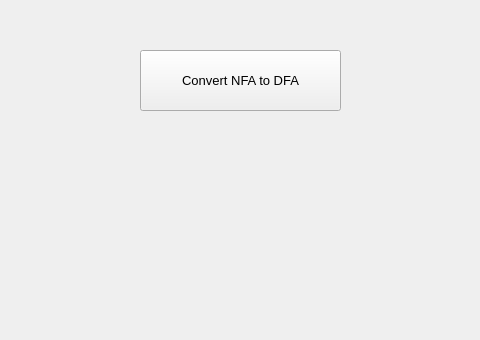
Before: the Qt Designer form UI Files/MainScreen.ui in Ahmed-Sameh-MM/Automata-Project, drawn with Qt 5; both pictures show x 270 to 750 and y 360 to 700 of the 1000 by 700 pixel window.
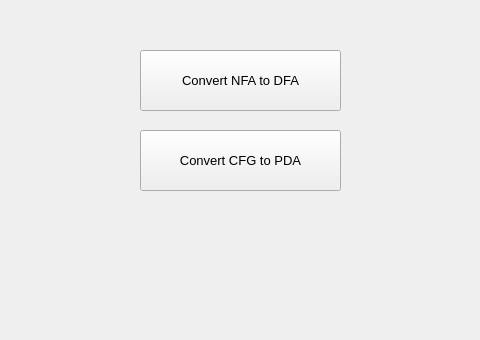
After: the same form once the commit is applied. Icons and pictures are not drawn.

Commit message: Added CFG to PDA GUI and some Error Handling

What changed in the file:
```diff
--- a/UI Files/MainScreen.ui
+++ b/UI Files/MainScreen.ui
@@ -72,6 +72,24 @@
      <bool>true</bool>
     </property>
    </widget>
+   <widget class="QPushButton" name="pushButton_2">
+    <property name="geometry">
+     <rect>
+      <x>410</x>
+      <y>490</y>
+      <width>201</width>
+      <height>61</height>
+     </rect>
+    </property>
+    <property name="font">
+     <font>
+      <pointsize>10</pointsize>
+     </font>
+    </property>
+    <property name="text">
+     <string>Convert CFG to PDA</string>
+    </property>
+   </widget>
   </widget>
   <widget class="QStatusBar" name="statusbar"/>
  </widget>
```
The commit also changes 2 other files.
